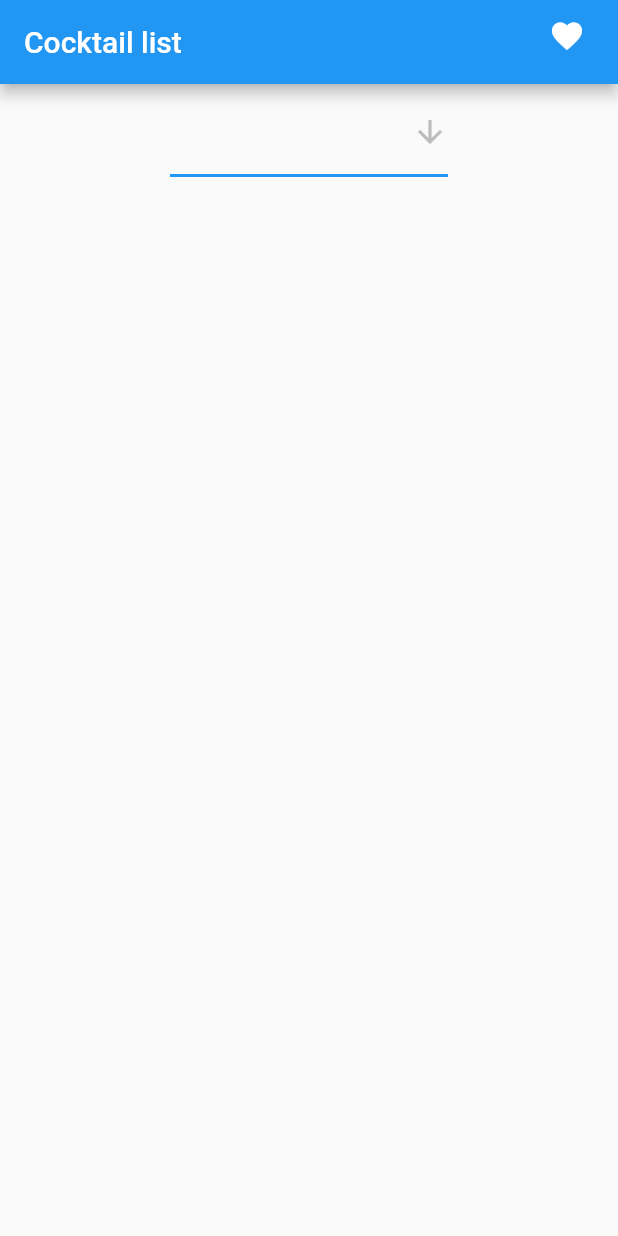
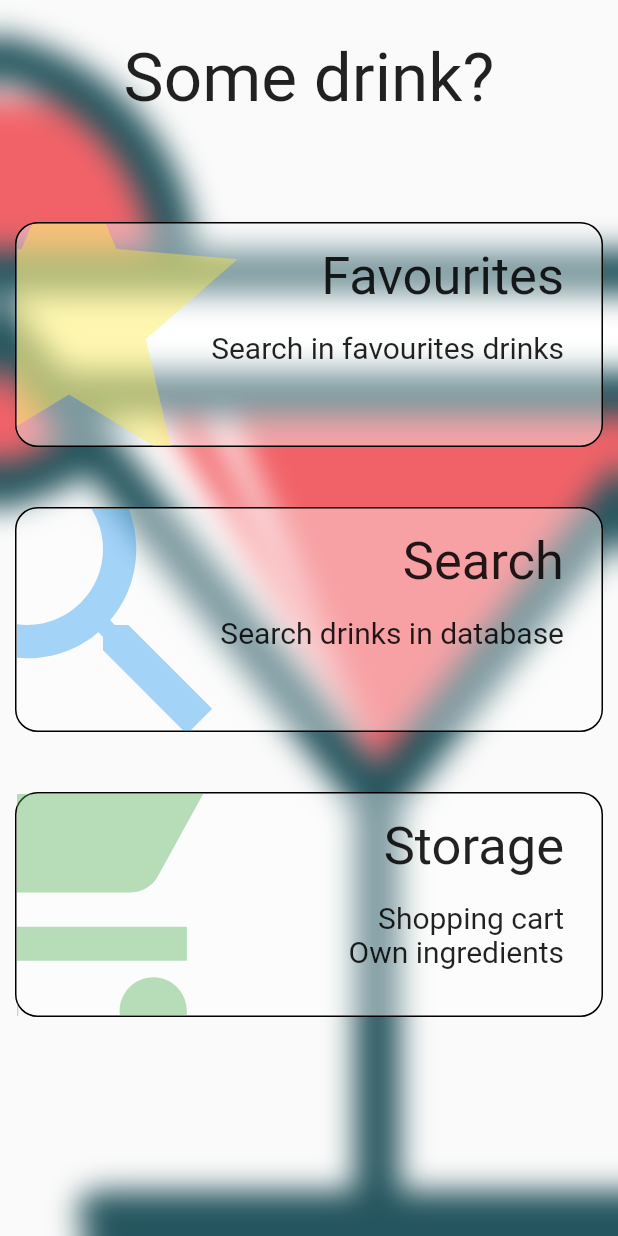
Before and after one commit to czbalint/cocktail_app, a Flutter app: the screen it shows after launch, on a phone screen of 412 x 824 dp. Run offline on Flutter 3.47's test engine with Material 2 defaults, Android fonts, the phone set to English and light mode, and no system bars; drawn by our look-alikes of loader_overlay; our stand-ins replace auto_size_text, dio, equatable, floor, flutter_bloc, flutter_spinkit and 2 more; accounts and stored records are empty; generated files the repository leaves out were written again; network calls fail.

Commit message:
menu page done

```diff
--- a/lib/UI/pages/details/widgets/details_shimmer.dart
+++ b/lib/UI/pages/details/widgets/details_shimmer.dart
@@ -130,8 +130,6 @@
                   borderRadius: BorderRadius.circular(15)
               ),
             ),
-
-
           ],
         ),
       ),
--- a/lib/UI/pages/details/widgets/ingredient_card.dart
+++ b/lib/UI/pages/details/widgets/ingredient_card.dart
@@ -3,10 +3,12 @@
 import 'package:flutter/material.dart';
 
 class IngredientCard extends StatelessWidget {
-  const IngredientCard({Key? key, required this.name, required this.measure}) : super(key: key);
+  IngredientCard({Key? key, required this.name, required this.measure}) : super(key: key);
 
   final String name;
   final String measure;
+
+  final autoSizeGroup = AutoSizeGroup();
 
   @override
   Widget build(BuildContext context) {
@@ -42,6 +44,7 @@
                       padding: const EdgeInsets.only(bottom: 5),
                       child: AutoSizeText(
                         name,
+                        group: autoSizeGroup,
                         maxLines: 2,
                         wrapWords: false,
                         textAlign: TextAlign.center,
@@ -51,10 +54,15 @@
                        // maxFontSize: 20,
                       )
                     ),
-                    Text(measure,
-                      style: const TextStyle(
-                        fontSize: 18
-                      ),
+                    AutoSizeText(
+                      measure,
+                      group: autoSizeGroup,
+                      maxLines: 1,
+                      wrapWords: false,
+                      textAlign: TextAlign.center,
+                      style: const TextStyle(fontSize: 18),
+                      minFontSize: 10,
+                      overflow: TextOverflow.ellipsis,
                     ),
                   ],
                 ),
--- /dev/null
+++ b/lib/UI/pages/menu/pages/menu_page.dart
@@ -0,0 +1,16 @@
+import 'package:assignment/UI/pages/menu/screens/menu_screen.dart';
+import 'package:flutter/material.dart';
+
+class MenuPage extends Page {
+
+  const MenuPage() : super(key: const ValueKey("MenuPage"));
+
+  @override
+  Route createRoute(BuildContext context) {
+   return MaterialPageRoute(
+     settings: this,
+     builder: (context) => const MenuScreen()
+   );
+  }
+
+}
--- /dev/null
+++ b/lib/UI/pages/menu/screens/menu_screen.dart
@@ -0,0 +1,89 @@
+import 'dart:ui';
+
+import 'package:assignment/UI/bloc/navigator/navigation_cubit.dart';
+import 'package:assignment/UI/pages/menu/widgets/menu_item.dart';
+import 'package:flutter/material.dart';
+import 'package:flutter_bloc/flutter_bloc.dart';
+
+class MenuScreen extends StatelessWidget {
+  const MenuScreen({Key? key}) : super(key: key);
+
+  @override
+  Widget build(BuildContext context) {
+    final navigator = context.read<NavigationCubit>();
+
+    return Scaffold(
+      body: SafeArea(
+        child: Stack(
+          children: [
+            Align(
+              alignment: Alignment.center,
+              child: Container(
+                decoration: const BoxDecoration(
+                  image: DecorationImage(
+                    image: ExactAssetImage("assets/cocktail.png"),
+                    fit: BoxFit.cover
+                  ),
+                ),
+                child: BackdropFilter(
+                  filter: ImageFilter.blur(sigmaX: 10.0, sigmaY: 10.0),
+                  child: Container(
+                    decoration: BoxDecoration(color: Colors.white.withOpacity(0.0)),
+                  ),
+                ),
+              )
+            ),
+
+            Align(
+              alignment: Alignment.topCenter,
+              child: Column(
+                children: [
+                  const Padding(
+                    padding: EdgeInsets.only(top: 25, bottom: 50),
+                    child: Text("Some drink?",
+                      style: TextStyle(
+                        fontSize: 45
+                      ),
+                    ),
+                  ),
+
+                  Expanded(
+                    child: ListView(
+                      children: [
+                        MenuItem(
+                          icon: Icons.star,
+                          color: Colors.yellow,
+                          title: 'Favourites',
+                          description: 'Search in favourites drinks',
+                          onTap: () {
+                            navigator.push("/favourite");
+                          },
+                        ),
+                        MenuItem(
+                          icon: Icons.search,
+                          color: Colors.blue,
+                          title: 'Search',
+                          description: 'Search drinks in database',
+                          onTap: () {
+                            navigator.push("/search");
+                          },
+                        ),
+                        MenuItem(
+                          icon: Icons.shopping_cart,
+                          color: Colors.green,
+                          title: 'Storage',
+                          description: 'Shopping cart\nOwn ingredients',
+                          onTap: () {},
+                        )
+                      ],
+                    )
+                  )
+                ],
+              ),
+            ),
+          ],
+        )
+      ),
+    );
+  }
+}
--- /dev/null
+++ b/lib/UI/pages/menu/widgets/menu_item.dart
@@ -0,0 +1,70 @@
+import 'package:flutter/material.dart';
+
+class MenuItem extends StatelessWidget {
+  const MenuItem({Key? key, required this.icon, required this.color, required this.title, required this.description, required this.onTap}) : super(key: key);
+
+  final IconData icon;
+  final Color color;
+  final String title;
+  final String? description;
+  final VoidCallback onTap;
+
+  @override
+  Widget build(BuildContext context) {
+    return Container(
+      margin: const EdgeInsets.symmetric(horizontal: 10, vertical: 20),
+      height: 150,
+      decoration: BoxDecoration(
+        borderRadius: BorderRadius.circular(15),
+        border: Border.all(),
+        color: Colors.white.withOpacity(.4)
+      ),
+      child: Material(
+        color: Colors.transparent,
+        child: InkWell(
+          onTap: onTap,
+          borderRadius: BorderRadius.circular(15),
+          child: Stack(
+            children: [
+              Positioned(
+                top: -80,
+                left: -100,
+                child: Icon(icon,
+                  size: 270,
+                  color: color.withOpacity(.4),
+                )
+              ),
+
+              Align(
+                alignment: Alignment.centerRight,
+                child: Column(
+                  crossAxisAlignment: CrossAxisAlignment.end,
+                  children: [
+                    Padding(
+                      padding: const EdgeInsets.symmetric(horizontal: 25, vertical: 15),
+                      child: Text(title,
+                        textAlign: TextAlign.end,
+                        style: const TextStyle(
+                          fontSize: 35,
+                        ),
+                      ),
+                    ),
+                    Padding(
+                      padding: const EdgeInsets.symmetric(horizontal: 25),
+                      child: Text(description ?? "",
+                        textAlign: TextAlign.end,
+                        style: const TextStyle(
+                            fontSize: 20
+                        ),
+                      ),
+                    ),
+                  ],
+                ),
+              )
+            ],
+          ),
+        ),
+      ),
+    );
+  }
+}
--- a/lib/UI/widgets/navigation/routes.dart
+++ b/lib/UI/widgets/navigation/routes.dart
@@ -1,6 +1,7 @@
 import 'package:assignment/UI/pages/details/pages/details_page.dart';
 import 'package:assignment/UI/pages/favourite/pages/favourite_page.dart';
 import 'package:assignment/UI/pages/home/pages/home_page.dart';
+import 'package:assignment/UI/pages/menu/pages/menu_page.dart';
 import 'package:assignment/UI/widgets/navigation/page_config.dart';
 import 'package:flutter/material.dart';
 
@@ -10,7 +11,8 @@
 }
 
 Map<String, Page Function(Map<String, dynamic>)> _routes = {
-  '/': (args) =>  HomePage(),
+  '/search': (args) =>  HomePage(),
   '/favourite': (args) => FavouritePage(),
-  '/details': (args) => DetailsPage(args: args)
+  '/details': (args) => DetailsPage(args: args),
+  '/': (arg) => MenuPage()
 };
--- a/pubspec.yaml
+++ b/pubspec.yaml
@@ -73,6 +73,7 @@
 
   # To add assets to your application, add an assets section, like this:
   assets:
+    - assets/
     - assets/glasses/
   #   - images/a_dot_burr.jpeg
   #   - images/a_dot_ham.jpeg
```
